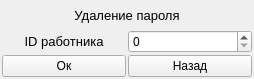
This is code/form_for_delete_password.ui in Alex-Sidorov/SEFOLL as Qt 5 draws it before an edit. The edited form follows.
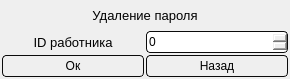
This is the edited form.

Patch:
```diff
--- a/code/form_for_delete_password.ui
+++ b/code/form_for_delete_password.ui
@@ -68,7 +68,19 @@
       </widget>
      </item>
      <item>
-      <widget class="QSpinBox" name="id"/>
+      <widget class="QSpinBox" name="id">
+       <property name="styleSheet">
+        <string notr="true">
+border-radius : 4px;
+border: 1px solid;
+border-color: rgb(11, 11, 11);
+height:20;
+width:100;
+background-color: qlineargradient(x1: 0, y1: 0, x2: 0, y2: 1,
+                                      stop: 0 #dadbde, stop: 1 #f6f7fa);
+</string>
+       </property>
+      </widget>
      </item>
     </layout>
    </item>
@@ -79,6 +91,22 @@
      </property>
      <item>
       <widget class="QPushButton" name="ok_button">
+       <property name="styleSheet">
+        <string notr="true">QPushButton
+{ 
+border-radius : 4px;
+border: 1px solid;
+border-color: rgb(11, 11, 11);
+height:20;
+width:140;
+background-color: qlineargradient(x1: 0, y1: 0, x2: 0, y2: 1,
+                                      stop: 0 #dadbde, stop: 1 #f6f7fa);
+}
+QPushButton::pressed {
+    background-color:qlineargradient(x1: 0, y1: 0, x2: 0, y2: 1,
+                                      stop: 0 rgb(251, 252, 255), stop: 1 #f6f7fa);
+}</string>
+       </property>
        <property name="text">
         <string>Ок</string>
        </property>
@@ -86,6 +114,22 @@
      </item>
      <item>
       <widget class="QPushButton" name="back_button">
+       <property name="styleSheet">
+        <string notr="true">QPushButton
+{ 
+border-radius : 4px;
+border: 1px solid;
+border-color: rgb(11, 11, 11);
+height:20;
+width:140;
+background-color: qlineargradient(x1: 0, y1: 0, x2: 0, y2: 1,
+                                      stop: 0 #dadbde, stop: 1 #f6f7fa);
+}
+QPushButton::pressed {
+    background-color:qlineargradient(x1: 0, y1: 0, x2: 0, y2: 1,
+                                      stop: 0 rgb(251, 252, 255), stop: 1 #f6f7fa);
+}</string>
+       </property>
        <property name="text">
         <string>Назад</string>
        </property>
```
